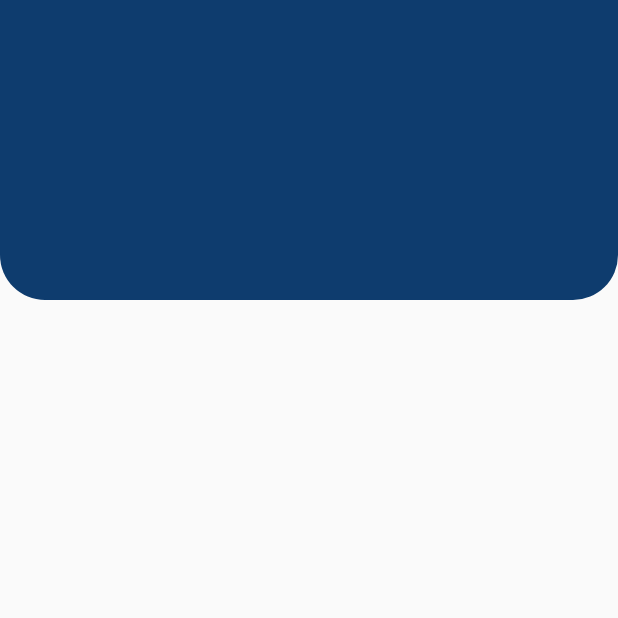
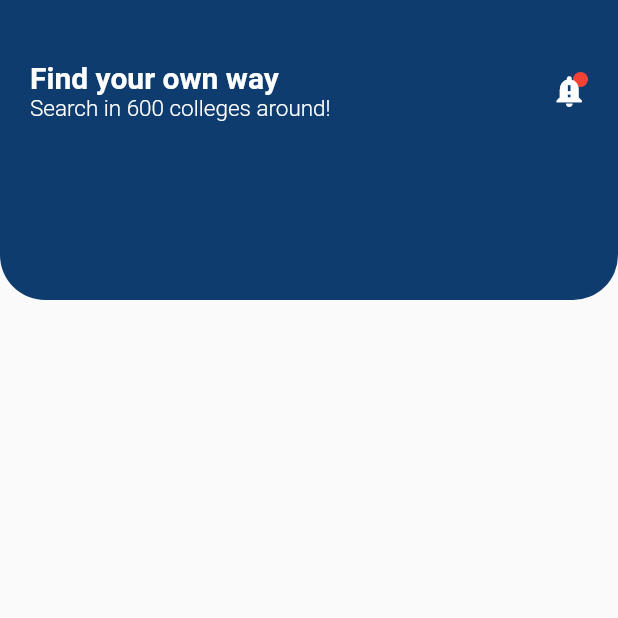
Before and after one commit to najmulmyself/Higher-Study, a Flutter app: the screen it shows after launch, on a phone screen of 412 x 824 dp, the top half of it. Run offline on Flutter 3.47's test engine with Material 2 defaults, Android fonts, the phone set to English and light mode, and no system bars.

Commit message:
added notification and stack

```diff
--- a/lib/screens/home_page.dart
+++ b/lib/screens/home_page.dart
@@ -1,4 +1,4 @@
-// ignore_for_file: prefer_const_constructors
+// ignore_for_file: prefer_const_constructors, prefer_const_literals_to_create_immutables
 
 import 'package:flutter/material.dart';
 
@@ -8,7 +8,8 @@ class HomePage extends StatelessWidget {
   @override
   Widget build(BuildContext context) {
     return Scaffold(
-      body: Container(
+      body: SafeArea(
+        child: Container(
           height: 200,
           width: double.infinity,
           decoration: BoxDecoration(
@@ -18,6 +19,57 @@ class HomePage extends StatelessWidget {
               bottomRight: Radius.circular(30),
             ),
           ),
+          child: Padding(
+            padding: const EdgeInsets.symmetric(horizontal: 20, vertical: 40),
+            child: Column(
+              children: [
+                Row(
+                  mainAxisAlignment: MainAxisAlignment.spaceBetween,
+                  children: [
+                    // ignore: prefer_const_literals_to_create_immutables
+                    Column(
+                      crossAxisAlignment: CrossAxisAlignment.start,
+                      children: [
+                        Text(
+                          'Find your own way',
+                          style: TextStyle(
+                              color: Colors.white,
+                              fontSize: 20,
+                              fontWeight: FontWeight.bold),
+                        ),
+                        Text(
+                          'Search in 600 colleges around!',
+                          style: TextStyle(
+                              color: Colors.white,
+                              fontSize: 15,
+                              fontWeight: FontWeight.w300),
+                        ),
+                      ],
+                    ),
+                    Stack(
+                      alignment: Alignment.topRight,
+                      children: [
+                        Container(
+                          height: 10,
+                          width: 10,
+                          decoration: BoxDecoration(
+                            color: Colors.red,
+                            borderRadius: BorderRadius.circular(50),
+                          ),
+                        ),
+                        Icon(
+                          Icons.notification_important,
+                          color: Colors.white,
+                          size: 25,
+                        ),
+                      ],
+                    )
+                  ],
+                )
+              ],
+            ),
+          ),
+        ),
       ),
     );
   }
```
Lines whose indentation alone changed are shown as unchanged.
